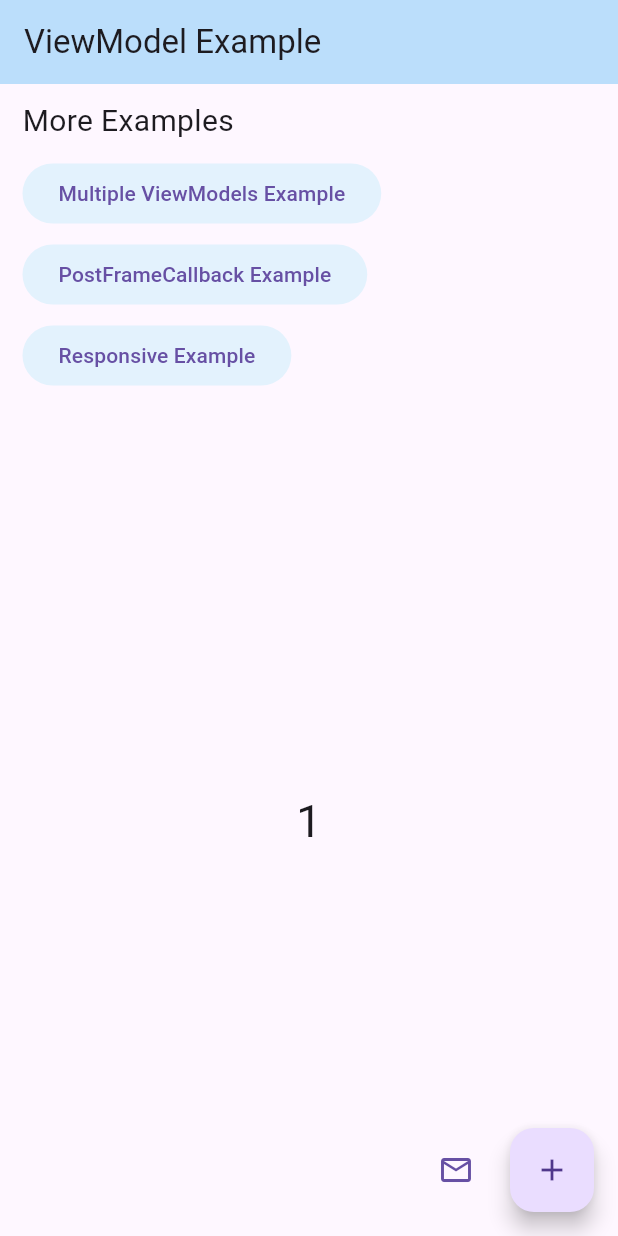
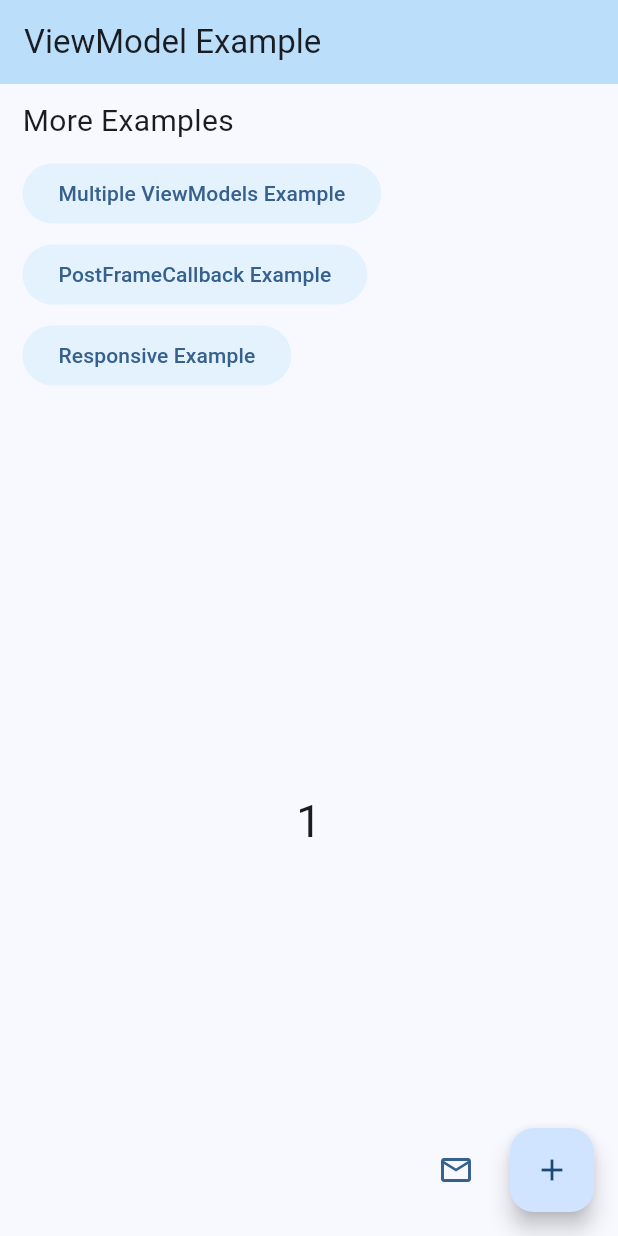
Before and after one commit to shubham16g/view_model_x, a Flutter app: the screen it shows after launch, on a phone screen of 412 x 824 dp. Run offline on Flutter 3.47's test engine with Material 2 defaults, Android fonts, the phone set to English and light mode, and no system bars.

Commit message:
Ui look fixed based on Material 3

```diff
--- a/example/lib/main.dart
+++ b/example/lib/main.dart
@@ -45,7 +45,7 @@ class MyApp extends StatelessWidget {
           color: Colors.blue.shade100,
         ),
         useMaterial3: true,
-        primarySwatch: Colors.blue,
+        colorSchemeSeed: Colors.blue,
       ),
       home: ViewModelProvider(
           create: (context) => CounterViewModel(), child: const HomePage()),
```
